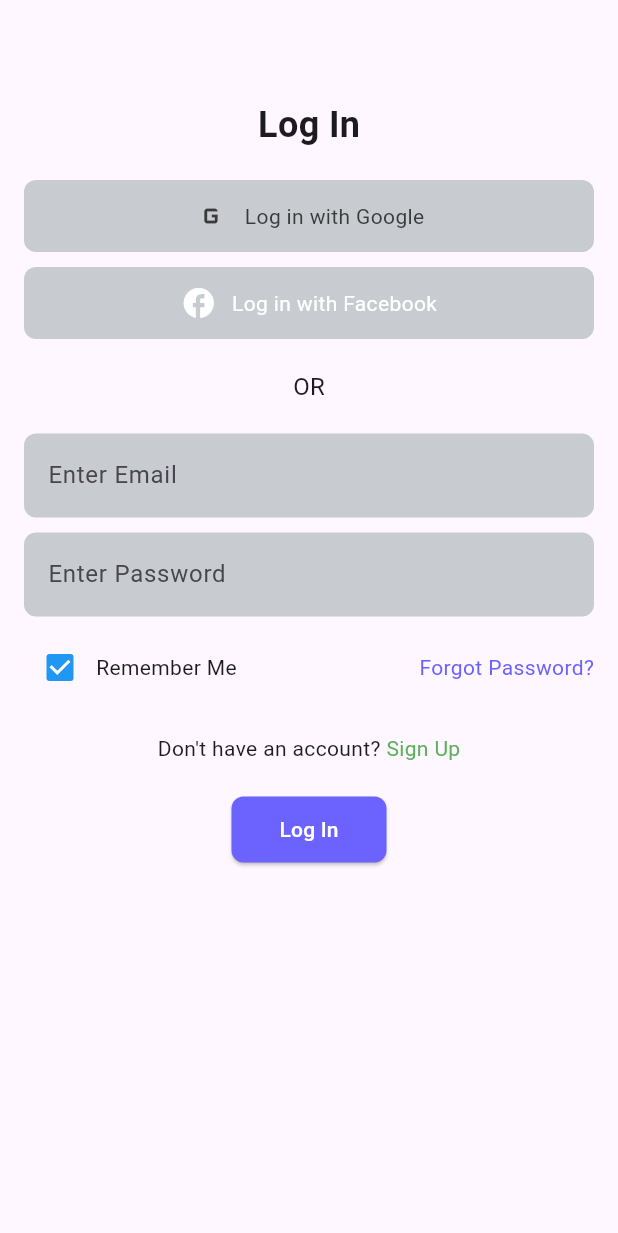
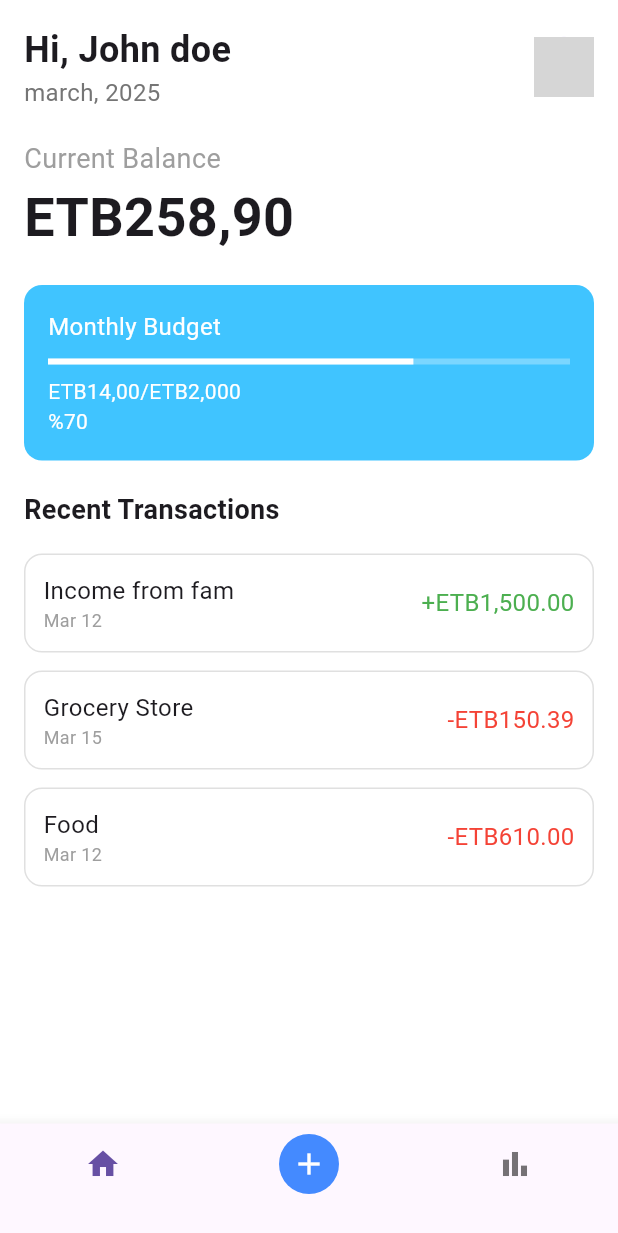
Before and after one commit to Urael7/UniMate, a Flutter app: the screen it shows after launch, on a phone screen of 412 x 824 dp. Shown: the top 1233 px of the screen. Run offline on Flutter 3.47's test engine with Material 3 defaults, Android fonts, the phone set to English and light mode, and no system bars; our stand-ins replace fl_chart; grey boxes are pictures that could not be loaded.

Commit message:
[feat] added budget-tracker

```diff
--- a/frontend/lib/main.dart
+++ b/frontend/lib/main.dart
@@ -1,21 +1,26 @@
+// main.dart
 import 'package:flutter/material.dart';
-import 'presentation/screens/authpages/login.dart'; // Import the LoginPage
+import 'package:frontend/presentation/screens/Budget_Tracker/add_transaction_page.dart';
+import 'package:frontend/presentation/screens/Budget_Tracker/budget_home_page.dart';
+import 'package:frontend/presentation/screens/Budget_Tracker/spending_analysis_page.dart';
 
 void main() {
-  runApp(const MyApp());
+  runApp(MyApp());
 }
 
 class MyApp extends StatelessWidget {
-  const MyApp({super.key});
-
   @override
   Widget build(BuildContext context) {
     return MaterialApp(
-      title: 'Flutter Demo',
-      theme: ThemeData(
-        colorScheme: ColorScheme.fromSeed(seedColor: Colors.deepPurple),
-      ),
-      home: LoginPage(), // Set LoginPage as the home widget
+      debugShowCheckedModeBanner: false,
+      title: 'Mini Finance App',
+      theme: ThemeData(primarySwatch: Colors.blue),
+      initialRoute: '/',
+      routes: {
+        '/': (context) => BudgetScreen(),
+        '/add': (context) => AddTransactionPage(),
+        '/analysis': (context) => SpendingAnalysisPage(),
+      },
     );
   }
 }
--- /dev/null
+++ b/frontend/lib/presentation/screens/Budget_Tracker/budget_home_page.dart
@@ -0,0 +1,172 @@
+import 'package:flutter/material.dart';
+
+class BudgetScreen extends StatelessWidget {
+  @override
+  Widget build(BuildContext context) {
+    return Scaffold(
+      backgroundColor: Colors.white,
+      body: SafeArea(
+        child: Padding(
+          padding: const EdgeInsets.all(16.0),
+          child: Column(
+            crossAxisAlignment: CrossAxisAlignment.start,
+            children: [
+              Row(
+                mainAxisAlignment: MainAxisAlignment.spaceBetween,
+                children: [
+                  Column(
+                    crossAxisAlignment: CrossAxisAlignment.start,
+                    children: [
+                      Text(
+                        "Hi, John doe",
+                        style: TextStyle(
+                          fontSize: 24,
+                          fontWeight: FontWeight.bold,
+                        ),
+                      ),
+                      Text(
+                        "march, 2025",
+                        style: TextStyle(
+                          color: Colors.grey.shade600,
+                          fontSize: 16,
+                        ),
+                      ),
+                    ],
+                  ),
+                  CircleAvatar(
+                    backgroundImage: AssetImage(
+                      'assets/avatar.jpg',
+                    ), // Replace with actual image asset
+                    radius: 20,
+                  ),
+                ],
+              ),
+              SizedBox(height: 20),
+              Text(
+                "Current Balance",
+                style: TextStyle(color: Colors.grey, fontSize: 18),
+              ),
+              Text(
+                "ETB258,90",
+                style: TextStyle(fontSize: 36, fontWeight: FontWeight.bold),
+              ),
+              SizedBox(height: 20),
+              Container(
+                padding: EdgeInsets.all(16),
+                decoration: BoxDecoration(
+                  color: Colors.lightBlueAccent,
+                  borderRadius: BorderRadius.circular(12),
+                ),
+                child: Column(
+                  crossAxisAlignment: CrossAxisAlignment.start,
+                  children: [
+                    Text(
+                      "Monthly Budget",
+                      style: TextStyle(color: Colors.white, fontSize: 16),
+                    ),
+                    SizedBox(height: 10),
+                    LinearProgressIndicator(
+                      value: 0.7,
+                      color: Colors.white,
+                      backgroundColor: Colors.white.withOpacity(0.3),
+                    ),
+                    SizedBox(height: 8),
+                    Text(
+                      "ETB14,00/ETB2,000",
+                      style: TextStyle(color: Colors.white),
+                    ),
+                    Text("%70", style: TextStyle(color: Colors.white)),
+                  ],
+                ),
+              ),
+              SizedBox(height: 20),
+              Text(
+                "Recent Transactions",
+                style: TextStyle(fontSize: 18, fontWeight: FontWeight.bold),
+              ),
+              SizedBox(height: 10),
+              _buildTransaction(
+                "Income from fam",
+                "Mar 12",
+                "+ETB1,500.00",
+                Colors.green,
+              ),
+              _buildTransaction(
+                "Grocery Store",
+                "Mar 15",
+                "-ETB150.39",
+                Colors.red,
+              ),
+              _buildTransaction("Food", "Mar 12", "-ETB610.00", Colors.red),
+            ],
+          ),
+        ),
+      ),
+      bottomNavigationBar: BottomNavigationBar(
+        currentIndex: 0,
+        items: [
+          BottomNavigationBarItem(
+            icon: GestureDetector(
+              onTap: () {
+                // Future home navigation logic or placeholder for dark screen
+                Navigator.popUntil(context, (route) => route.isFirst);
+              },
+              child: Icon(Icons.home),
+            ),
+            label: "",
+          ),
+          BottomNavigationBarItem(
+            icon: GestureDetector(
+              onTap: () {
+                Navigator.pushNamed(context, '/add');
+              },
+              child: CircleAvatar(
+                backgroundColor: Colors.blueAccent,
+                child: Icon(Icons.add, color: Colors.white),
+              ),
+            ),
+            label: "",
+          ),
+          BottomNavigationBarItem(
+            icon: GestureDetector(
+              onTap: () {
+                Navigator.pushNamed(context, '/analysis');
+              },
+              child: Icon(Icons.bar_chart),
+            ),
+            label: "",
+          ),
+        ],
+      ),
+    );
+  }
+
+  Widget _buildTransaction(
+    String title,
+    String date,
+    String amount,
+    Color color,
+  ) {
+    return Container(
+      margin: EdgeInsets.symmetric(vertical: 6),
+      padding: EdgeInsets.all(12),
+      decoration: BoxDecoration(
+        border: Border.all(color: Colors.grey.shade300),
+        borderRadius: BorderRadius.circular(12),
+      ),
+      child: Row(
+        mainAxisAlignment: MainAxisAlignment.spaceBetween,
+        children: [
+          Column(
+            crossAxisAlignment: CrossAxisAlignment.start,
+            children: [
+              Text(title, style: TextStyle(fontSize: 16)),
+              Text(date, style: TextStyle(color: Colors.grey, fontSize: 12)),
+            ],
+          ),
+          Text(amount, style: TextStyle(color: color, fontSize: 16)),
+        ],
+      ),
+    );
+  }
+}
--- a/frontend/pubspec.yaml
+++ b/frontend/pubspec.yaml
@@ -11,6 +11,7 @@ environment:
 dependencies:
   flutter:
     sdk: flutter
+  fl_chart: ^0.66.0
 
   cupertino_icons: ^1.0.8
 
```
Also changed, not shown: frontend/lib/presentation/screens/Budget_Tracker/add_transaction_page.dart (added, +101 -0 lines), frontend/lib/presentation/screens/Budget_Tracker/spending_analysis_page.dart (added, +132 -0 lines), frontend/pubspec.lock, 1 other file.
